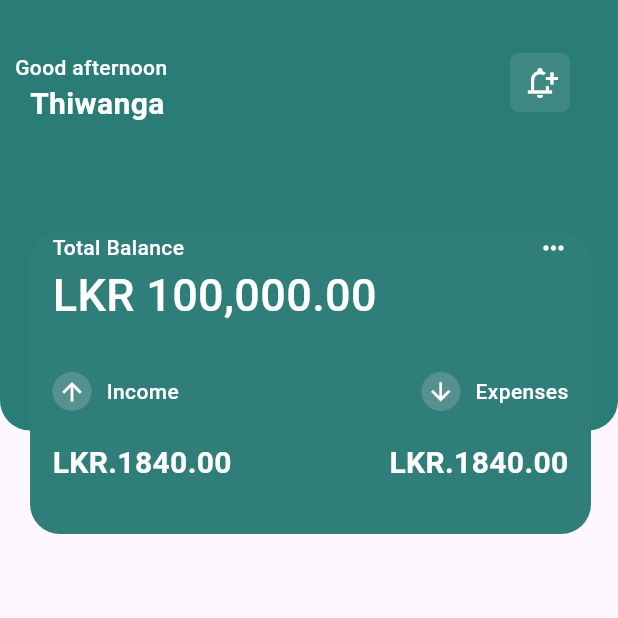
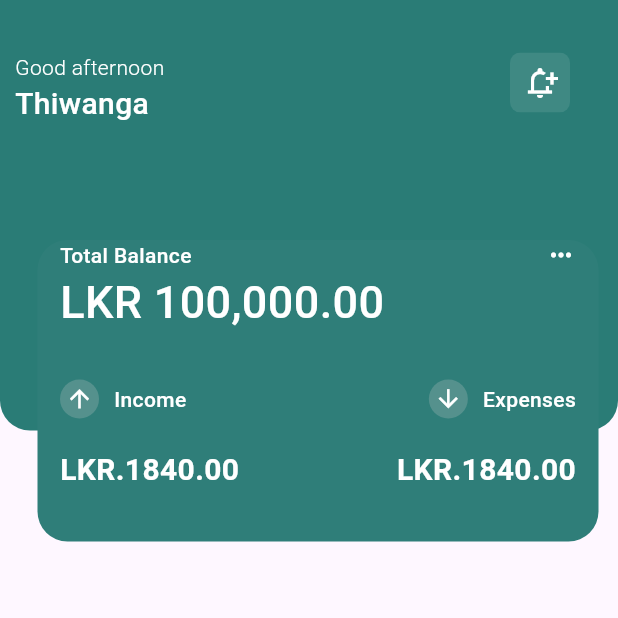
Before and after one commit to Thiwanga123/Income_expenses_managing, a Flutter app: the screen it shows after launch, on a phone screen of 412 x 824 dp, the top half of it. Run offline on Flutter 3.47's test engine with Material 3 defaults, Android fonts, the phone set to English and light mode, and no system bars.

Commit message:
updated changes

```diff
--- a/lib/pages/homepage.dart
+++ b/lib/pages/homepage.dart
@@ -49,19 +49,17 @@ class Home extends StatelessWidget {
                             style:
                             TextStyle(
                               color: Colors.white,
-                              fontWeight: FontWeight.w500,
+                              fontWeight: FontWeight.w300,
                               fontSize: 14),
                               ),
-                            Padding(
-                              padding: EdgeInsets.only(left:10),
-                              child: Text("Thiwanga",
+                             Text("Thiwanga",
                               style:
                               TextStyle(
                                 color: Colors.white,
-                                fontWeight: FontWeight.w600,
+                                fontWeight: FontWeight.w500,
                                 fontSize: 20),
                                 ),
-                            ),
+
                           ],
                         ),
                       )
@@ -75,6 +73,8 @@ class Home extends StatelessWidget {
             Positioned(
             top: 155,
             left: 20,
+            child: Padding(
+              padding: const EdgeInsets.all(5.0),
               child: Container(
                 height: 201,
                 width: 374,
@@ -202,6 +202,7 @@ class Home extends StatelessWidget {
                 )
               ),
             ),
+            ),
           ],
           ),
       ),
```
Lines whose indentation alone changed are shown as unchanged.
